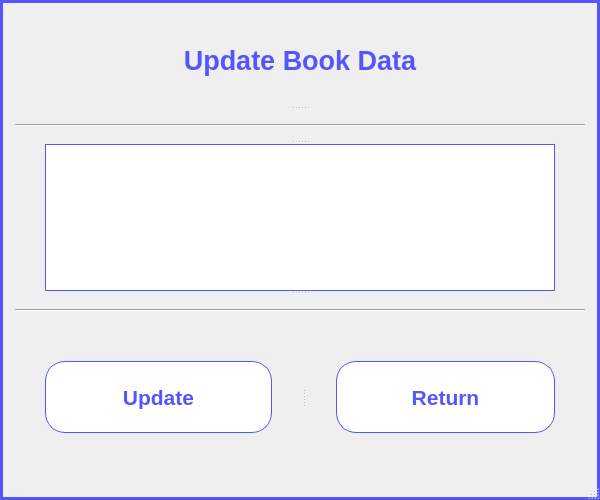
miguelciancio/bookstore-manager, file app_gui_4.ui: the form before one commit.
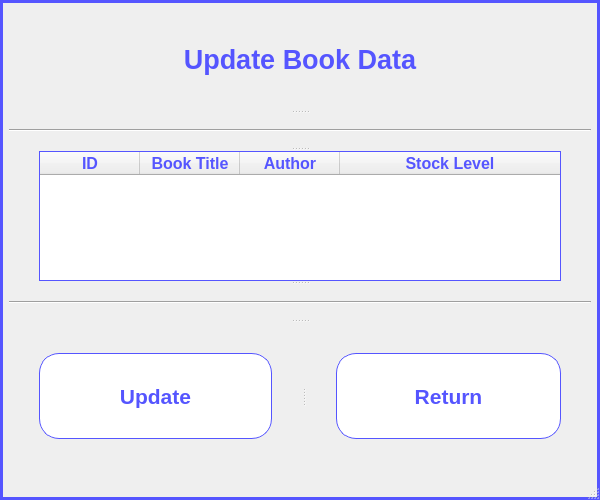
The form after the commit.

Diff of the .ui file:
```diff
--- a/app_gui_4.ui
+++ b/app_gui_4.ui
@@ -20,20 +20,8 @@
   </property>
   <widget class="QWidget" name="centralwidget">
    <layout class="QVBoxLayout" name="verticalLayout">
-    <property name="leftMargin">
-     <number>15</number>
-    </property>
-    <property name="topMargin">
-     <number>15</number>
-    </property>
-    <property name="rightMargin">
-     <number>15</number>
-    </property>
-    <property name="bottomMargin">
-     <number>15</number>
-    </property>
     <item>
-     <widget class="QSplitter" name="splitter">
+     <widget class="QSplitter" name="splitter_2">
       <property name="orientation">
        <enum>Qt::Vertical</enum>
       </property>
@@ -60,24 +48,42 @@
         <set>Qt::AlignCenter</set>
        </property>
       </widget>
-      <widget class="Line" name="line_2">
+      <widget class="Line" name="line">
+       <property name="styleSheet">
+        <string notr="true">Line {
+	color: rgb(85, 85, 255);
+}</string>
+       </property>
+       <property name="frameShadow">
+        <enum>QFrame::Sunken</enum>
+       </property>
        <property name="orientation">
         <enum>Qt::Horizontal</enum>
        </property>
       </widget>
-      <widget class="QTableWidget" name="tableWidget">
+      <widget class="QTableWidget" name="books_table">
        <property name="sizePolicy">
         <sizepolicy hsizetype="Expanding" vsizetype="Expanding">
          <horstretch>0</horstretch>
-         <verstretch>1</verstretch>
+         <verstretch>0</verstretch>
         </sizepolicy>
        </property>
+       <property name="font">
+        <font>
+         <family>Arial</family>
+         <pointsize>-1</pointsize>
+         <weight>50</weight>
+         <bold>false</bold>
+        </font>
+       </property>
        <property name="styleSheet">
         <string notr="true">QTableWidget {
 	color: rgb(85, 85, 255);
 	
 	font-family: Arial;
-	font-size: 11px;
+	font-size: 14px;
+
+	text-align: center;
 	
 	border: 1px solid rgb(85, 85, 255);
 	
@@ -85,20 +91,140 @@
 	margin-right: 30px;
 }</string>
        </property>
+       <property name="sizeAdjustPolicy">
+        <enum>QAbstractScrollArea::AdjustToContents</enum>
+       </property>
+       <property name="editTriggers">
+        <set>QAbstractItemView::DoubleClicked</set>
+       </property>
+       <property name="alternatingRowColors">
+        <bool>true</bool>
+       </property>
+       <attribute name="horizontalHeaderCascadingSectionResizes">
+        <bool>true</bool>
+       </attribute>
+       <attribute name="horizontalHeaderStretchLastSection">
+        <bool>true</bool>
+       </attribute>
+       <column>
+        <property name="text">
+         <string>ID</string>
+        </property>
+        <property name="font">
+         <font>
+          <family>Arial</family>
+          <pointsize>12</pointsize>
+          <weight>75</weight>
+          <bold>true</bold>
+         </font>
+        </property>
+        <property name="textAlignment">
+         <set>AlignCenter</set>
+        </property>
+        <property name="foreground">
+         <brush brushstyle="SolidPattern">
+          <color alpha="255">
+           <red>85</red>
+           <green>85</green>
+           <blue>255</blue>
+          </color>
+         </brush>
+        </property>
+       </column>
+       <column>
+        <property name="text">
+         <string>Book Title</string>
+        </property>
+        <property name="font">
+         <font>
+          <family>Arial</family>
+          <pointsize>12</pointsize>
+          <weight>75</weight>
+          <bold>true</bold>
+         </font>
+        </property>
+        <property name="textAlignment">
+         <set>AlignCenter</set>
+        </property>
+        <property name="foreground">
+         <brush brushstyle="SolidPattern">
+          <color alpha="255">
+           <red>85</red>
+           <green>85</green>
+           <blue>255</blue>
+          </color>
+         </brush>
+        </property>
+       </column>
+       <column>
+        <property name="text">
+         <string>Author</string>
+        </property>
+        <property name="font">
+         <font>
+          <family>Arial</family>
+          <pointsize>12</pointsize>
+          <weight>75</weight>
+          <bold>true</bold>
+         </font>
+        </property>
+        <property name="textAlignment">
+         <set>AlignCenter</set>
+        </property>
+        <property name="foreground">
+         <brush brushstyle="SolidPattern">
+          <color alpha="255">
+           <red>85</red>
+           <green>85</green>
+           <blue>255</blue>
+          </color>
+         </brush>
+        </property>
+       </column>
+       <column>
+        <property name="text">
+         <string>Stock Level</string>
+        </property>
+        <property name="font">
+         <font>
+          <family>Arial</family>
+          <pointsize>12</pointsize>
+          <weight>75</weight>
+          <bold>true</bold>
+         </font>
+        </property>
+        <property name="textAlignment">
+         <set>AlignCenter</set>
+        </property>
+        <property name="foreground">
+         <brush brushstyle="SolidPattern">
+          <color alpha="255">
+           <red>85</red>
+           <green>85</green>
+           <blue>255</blue>
+          </color>
+         </brush>
+        </property>
+       </column>
       </widget>
-      <widget class="Line" name="line_3">
+      <widget class="Line" name="line_2">
+       <property name="styleSheet">
+        <string notr="true">Line {
+	color: rgb(85, 85, 255);
+}</string>
+       </property>
+       <property name="frameShadow">
+        <enum>QFrame::Sunken</enum>
+       </property>
        <property name="orientation">
         <enum>Qt::Horizontal</enum>
        </property>
       </widget>
-     </widget>
-    </item>
-    <item>
-     <widget class="QSplitter" name="splitter_2">
+      <widget class="QSplitter" name="splitter">
       <property name="orientation">
        <enum>Qt::Horizontal</enum>
       </property>
-      <widget class="QPushButton" name="update_pushButton">
+       <widget class="QPushButton" name="update_book_data_button">
        <property name="font">
         <font>
          <family>Arial</family>
@@ -139,7 +265,7 @@
         <string>Update</string>
        </property>
       </widget>
-      <widget class="QPushButton" name="returnMainWindow_pushButton">
+       <widget class="QPushButton" name="return_main_window_button">
        <property name="font">
         <font>
          <family>Arial</family>
@@ -179,6 +305,7 @@
        <property name="text">
         <string>Return</string>
        </property>
+       </widget>
       </widget>
      </widget>
     </item>
```
Lines whose indentation alone changed are shown as unchanged.
